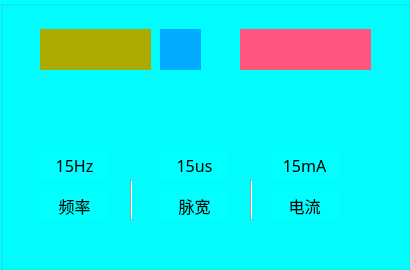
Before: the Qt Designer form Src/CustomWidget/musclebutton.ui in xiaosongzhi/LowUpLimp, drawn with Qt 5.
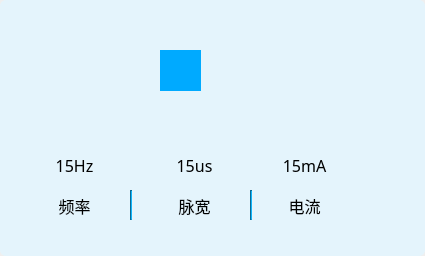
After: the same form once the commit is applied.

Commit message: 自定义按钮UI实现

What changed in the file:
```diff
--- a/Src/CustomWidget/musclebutton.ui
+++ b/Src/CustomWidget/musclebutton.ui
@@ -6,8 +6,8 @@
    <rect>
     <x>0</x>
     <y>0</y>
-    <width>410</width>
-    <height>270</height>
+    <width>425</width>
+    <height>256</height>
    </rect>
   </property>
   <property name="windowTitle">
@@ -20,11 +20,14 @@
    <property name="geometry">
     <rect>
      <x>130</x>
-     <y>180</y>
-     <width>3</width>
-     <height>40</height>
+     <y>190</y>
+     <width>2</width>
+     <height>30</height>
     </rect>
    </property>
+   <property name="styleSheet">
+    <string notr="true">background: #0D9DDB;</string>
+   </property>
    <property name="orientation">
     <enum>Qt::Vertical</enum>
    </property>
@@ -33,11 +36,14 @@
    <property name="geometry">
     <rect>
      <x>250</x>
-     <y>180</y>
-     <width>3</width>
-     <height>40</height>
+     <y>190</y>
+     <width>2</width>
+     <height>30</height>
     </rect>
    </property>
+   <property name="styleSheet">
+    <string notr="true">background: #0D9DDB;</string>
+   </property>
    <property name="orientation">
     <enum>Qt::Vertical</enum>
    </property>
@@ -47,12 +53,14 @@
     <rect>
      <x>0</x>
      <y>0</y>
-     <width>411</width>
-     <height>271</height>
+     <width>425</width>
+     <height>256</height>
     </rect>
    </property>
    <property name="styleSheet">
-    <string notr="true">background-color: rgb(0, 255, 255);</string>
+    <string notr="true">#groupBox{background: #E4F4FC;
+box-shadow: 0px 2px 4px 0px #699AB2;
+border-radius: 6px;}</string>
    </property>
    <property name="title">
     <string/>
@@ -127,13 +135,18 @@
     <property name="geometry">
      <rect>
       <x>240</x>
-      <y>29</y>
+      <y>50</y>
       <width>131</width>
       <height>41</height>
      </rect>
     </property>
+    <property name="font">
+     <font>
+      <pointsize>15</pointsize>
+     </font>
+    </property>
     <property name="styleSheet">
-     <string notr="true">background-color: rgb(255, 85, 127);</string>
+     <string notr="true"/>
     </property>
     <property name="text">
      <string/>
@@ -167,11 +180,18 @@
       <x>40</x>
       <y>29</y>
       <width>111</width>
-      <height>41</height>
+      <height>60</height>
      </rect>
     </property>
+    <property name="font">
+     <font>
+      <pointsize>20</pointsize>
+      <bold>true</bold>
+     </font>
+    </property>
     <property name="styleSheet">
-     <string notr="true">background-color: rgb(170, 170, 0);</string>
+     <string notr="true">
+</string>
     </property>
     <property name="text">
      <string/>
@@ -225,7 +245,7 @@
     <property name="geometry">
      <rect>
       <x>160</x>
-      <y>29</y>
+      <y>50</y>
       <width>41</width>
       <height>41</height>
      </rect>
```
The commit also changes 1 other file.
